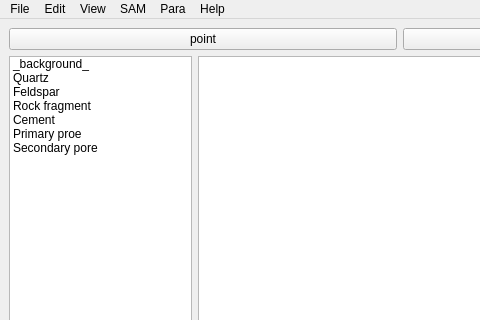
This is main.ui in wudi-ldd/SAM-Annotation as Qt 5 draws it before an edit; both pictures show x 0 to 480 and y 0 to 320 of the 800 by 600 pixel window. The edited form follows.
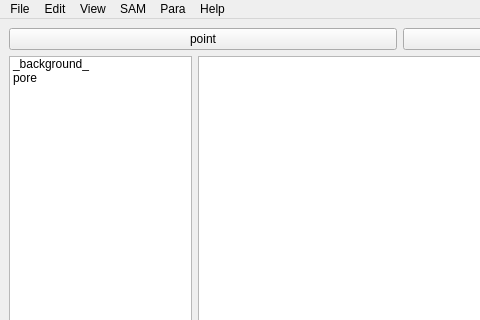
This is the edited form.

```diff
--- a/main.ui
+++ b/main.ui
@@ -54,41 +54,7 @@
             </item>
             <item>
              <property name="text">
-              <string>Quartz</string>
-             </property>
-             <property name="foreground">
-              <brush brushstyle="NoBrush">
-               <color alpha="255">
-                <red>0</red>
-                <green>0</green>
-                <blue>0</blue>
-               </color>
-              </brush>
-             </property>
-            </item>
-            <item>
-             <property name="text">
-              <string>Feldspar</string>
-             </property>
-            </item>
-            <item>
-             <property name="text">
-              <string>Rock fragment</string>
-             </property>
-            </item>
-            <item>
-             <property name="text">
-              <string>Cement</string>
-             </property>
-            </item>
-            <item>
-             <property name="text">
-              <string>Primary proe</string>
-             </property>
-            </item>
-            <item>
-             <property name="text">
-              <string>Secondary pore</string>
+              <string>pore</string>
              </property>
             </item>
            </widget>
```
